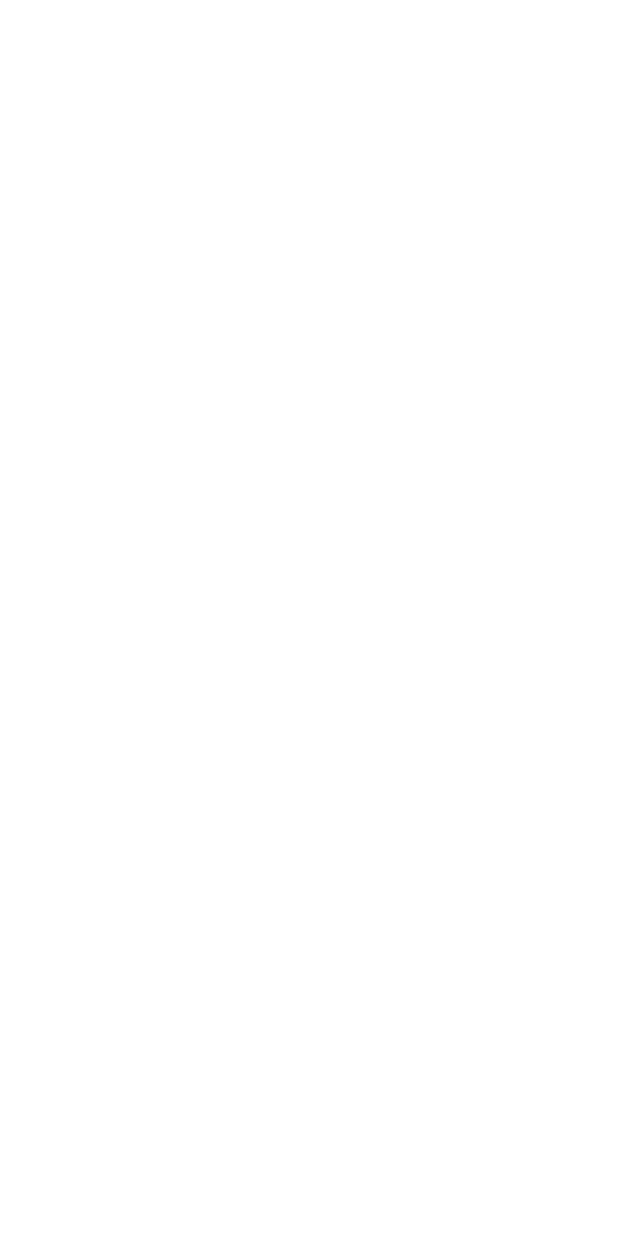
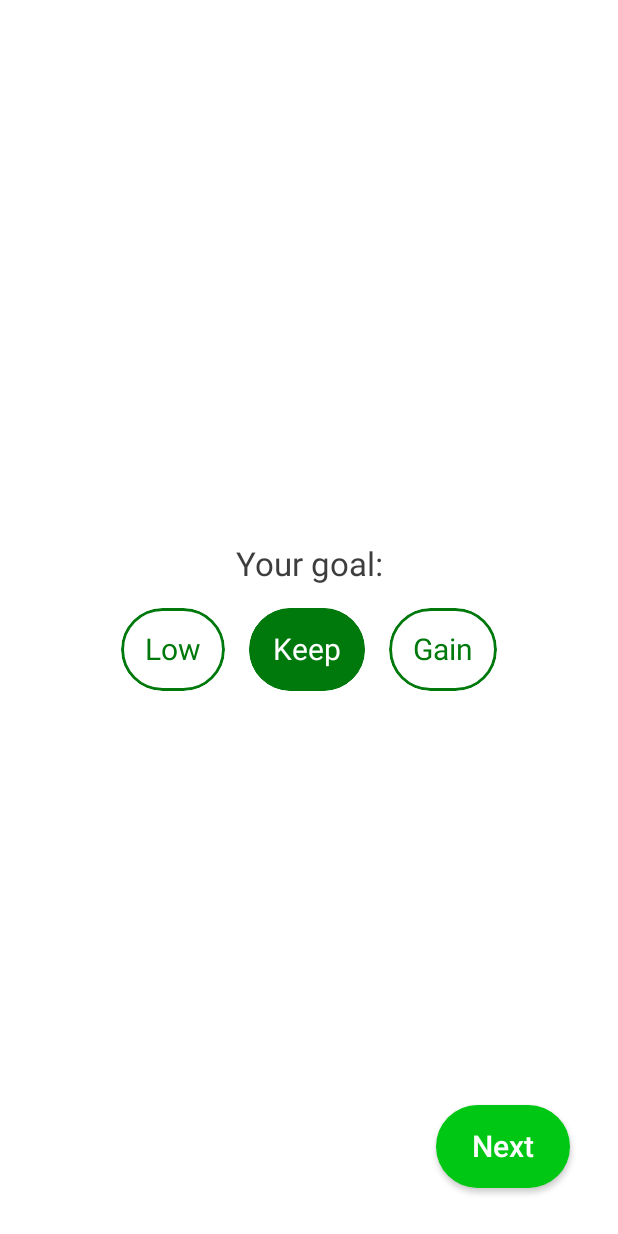
Before and after one commit to fkanellos/CalorieTracker, an Android app built with Jetpack Compose: the GoalScreen screen opened through its navigation route, on a phone screen of 412 x 824 dp. Before the commit the screen is empty. Run offline under Robolectric (Android 15) with nearby library versions, the phone set to English and light mode, and no system bars; our stand-ins replace Dagger/Hilt's generated code.

Commit message:
add activity type and goal screen

```diff
--- a/app/src/main/java/com/example/calorietrackerapp/MainActivity.kt
+++ b/app/src/main/java/com/example/calorietrackerapp/MainActivity.kt
@@ -13,8 +13,10 @@ import androidx.navigation.compose.rememberNavController
 import com.example.calorietrackerapp.navigation.navigate
 import com.example.calorietrackerapp.ui.theme.CalorieTrackerAppTheme
 import com.example.core.navigation.Route
+import com.example.onboarding_presentation.activity.ActivityScreen
 import com.example.onboarding_presentation.age.AgeScreen
 import com.example.onboarding_presentation.gender.GenderScreen
+import com.example.onboarding_presentation.goal.GoalScreen
 import com.example.onboarding_presentation.height.HeightScreen
 import com.example.onboarding_presentation.weight.WeightScreen
 import com.example.onboarding_presentation.welcome.WelcomeScreen
@@ -62,9 +64,11 @@ class MainActivity : ComponentActivity() {
 
                         }
                         composable(Route.ACTIVITY) {
+                            ActivityScreen(onNavigate = navController::navigate)
 
                         }
                         composable(Route.GOAL) {
+                            GoalScreen(onNavigate = navController::navigate)
 
                         }
 
--- /dev/null
+++ b/onBoarding/onBoarding_presentation/src/main/java/com/example/onboarding_presentation/goal/GoalScreen.kt
@@ -0,0 +1,101 @@
+package com.example.onboarding_presentation.goal
+
+import androidx.compose.foundation.layout.*
+import androidx.compose.material.MaterialTheme
+import androidx.compose.material.Text
+import androidx.compose.runtime.Composable
+import androidx.compose.runtime.LaunchedEffect
+import androidx.compose.ui.Alignment
+import androidx.compose.ui.Modifier
+import androidx.compose.ui.graphics.Color
+import androidx.compose.ui.res.stringResource
+import androidx.compose.ui.text.font.FontWeight
+import androidx.hilt.navigation.compose.hiltViewModel
+import com.example.core.util.UiEvent
+import com.example.core_ui.LocalSpacing
+import com.example.core.R
+import com.example.core.domain.model.ActivityLevel
+import com.example.core.domain.model.GoalType
+import com.example.onboarding_presentation.componets.ActionButton
+import com.example.onboarding_presentation.componets.SelectableButton
+
+@Composable
+fun GoalScreen(
+    onNavigate: (UiEvent.Navigate) -> Unit,
+    viewModel: GoalViewModel = hiltViewModel()
+) {
+    val spacing = LocalSpacing.current
+    LaunchedEffect(key1 = true) {
+        viewModel.uiEvent.collect { event ->
+            when (event) {
+                is UiEvent.Navigate -> onNavigate(event)
+                else -> Unit
+            }
+
+        }
+    }
+    Box(
+        modifier = Modifier
+            .fillMaxSize()
+            .padding(spacing.spaceLarge)
+    ) {
+        Column(
+            modifier = Modifier.fillMaxSize(),
+            verticalArrangement = Arrangement.Center,
+            horizontalAlignment = Alignment.CenterHorizontally
+        ) {
+            Text(
+                text = stringResource(id = R.string.your_goal),
+                style = MaterialTheme.typography.h3
+            )
+            Spacer(modifier = Modifier.height(spacing.spaceMedium))
+            Row {
+                SelectableButton(
+                    text = stringResource(id = R.string.low),
+                    isSelected = viewModel.selectedGoal is GoalType.LoseWeight,
+                    color = MaterialTheme.colors.primaryVariant,
+                    selectedTextColor = Color.White,
+                    onClick = {
+                        viewModel.onGoalTypeSelect(GoalType.LoseWeight)
+                    },
+                    textStyle = MaterialTheme.typography.button.copy(
+                        fontWeight = FontWeight.Normal
+                    )
+                )
+                Spacer(modifier = Modifier.width(spacing.spaceMedium))
+                SelectableButton(
+                    text = stringResource(id = R.string.keep),
+                    isSelected = viewModel.selectedGoal is GoalType.KeepWeight,
+                    color = MaterialTheme.colors.primaryVariant,
+                    selectedTextColor = Color.White,
+                    onClick = {
+                        viewModel.onGoalTypeSelect(GoalType.KeepWeight)
+                    },
+                    textStyle = MaterialTheme.typography.button.copy(
+                        fontWeight = FontWeight.Normal
+                    )
+                )
+                Spacer(modifier = Modifier.width(spacing.spaceMedium))
+                SelectableButton(
+                    text = stringResource(id = R.string.gain),
+                    isSelected = viewModel.selectedGoal is GoalType.GainWeight,
+                    color = MaterialTheme.colors.primaryVariant,
+                    selectedTextColor = Color.White,
+                    onClick = {
+                        viewModel.onGoalTypeSelect(GoalType.GainWeight)
+                    },
+                    textStyle = MaterialTheme.typography.button.copy(
+                        fontWeight = FontWeight.Normal
+                    )
+                )
+            }
+        }
+        ActionButton(
+            text = stringResource(id = R.string.next),
+            onClick = viewModel::onNextClick,
+            modifier = Modifier.align(Alignment.BottomEnd)
+        )
+
+    }
+
+}
--- /dev/null
+++ b/onBoarding/onBoarding_presentation/src/main/java/com/example/onboarding_presentation/goal/GoalViewModel.kt
@@ -0,0 +1,41 @@
+package com.example.onboarding_presentation.goal
+
+import androidx.compose.runtime.getValue
+import androidx.compose.runtime.mutableStateOf
+import androidx.compose.runtime.setValue
+import androidx.lifecycle.ViewModel
+import androidx.lifecycle.viewModelScope
+import com.example.core.domain.model.ActivityLevel
+import com.example.core.domain.model.Gender
+import com.example.core.domain.model.GoalType
+import com.example.core.domain.preferences.Preferences
+import com.example.core.navigation.Route
+import com.example.core.util.UiEvent
+import dagger.hilt.android.lifecycle.HiltViewModel
+import kotlinx.coroutines.channels.Channel
+import kotlinx.coroutines.flow.receiveAsFlow
+import kotlinx.coroutines.launch
+import javax.inject.Inject
+
+@HiltViewModel
+class GoalViewModel @Inject constructor(
+    private val preferences: Preferences
+): ViewModel() {
+
+    var selectedGoal by mutableStateOf<GoalType>(GoalType.KeepWeight)
+        private set
+
+    private val _uiEvent = Channel<UiEvent>()
+    val uiEvent = _uiEvent.receiveAsFlow()
+
+    fun onGoalTypeSelect(goalType: GoalType) {
+        selectedGoal = goalType
+    }
+
+    fun onNextClick() {
+        viewModelScope.launch {
+            preferences.saveGoalType(selectedGoal)
+            _uiEvent.send(UiEvent.Navigate(Route.NUTRIENT_GOAL))
+        }
+    }
+}
```
Also changed, not shown: onBoarding/onBoarding_presentation/src/main/java/com/example/onboarding_presentation/activity/ActivityScreen.kt (added, +100 -0 lines), onBoarding/onBoarding_presentation/src/main/java/com/example/onboarding_presentation/activity/ActivityViewModel.kt (added, +40 -0 lines).
